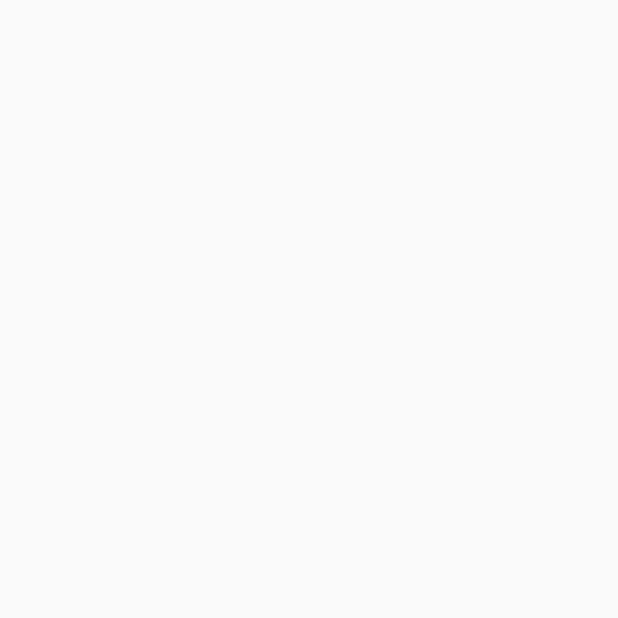
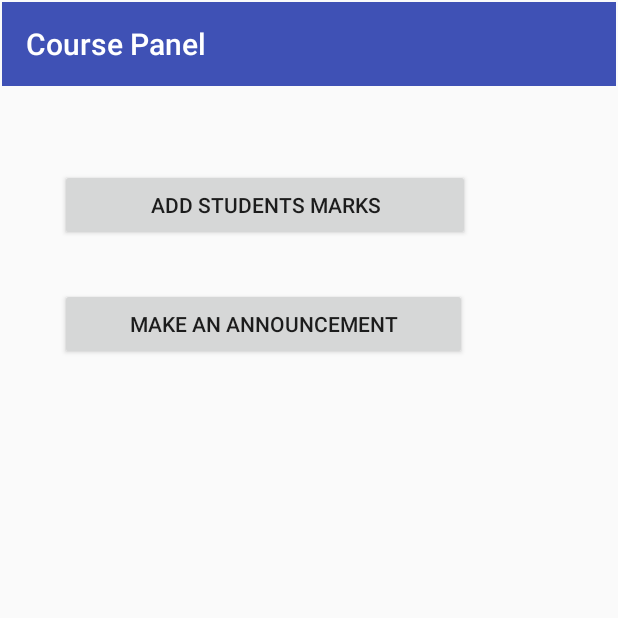
Before and after one commit to GayanMalinda99/Learning-Management-System, an Android app: the LecturerSelectedCourseActivity screen opened directly, with no data from a screen before it, on a phone screen of 412 x 824 dp, the top half of it. Before the commit the part shown is empty. Run offline under Robolectric (Android 15) with nearby library versions, the light colour scheme and no system bars.

Commit message:
Created activities for announcement and add marks

```diff
--- a/android/MyNotes/app/src/main/AndroidManifest.xml
+++ b/android/MyNotes/app/src/main/AndroidManifest.xml
@@ -13,6 +13,12 @@
         android:supportsRtl="true"
         android:theme="@style/AppTheme"
         android:usesCleartextTraffic="true">
+        <activity
+            android:name=".lecturer.AnnouncementActivity"
+            android:exported="false" />
+        <activity
+            android:name=".lecturer.AddMarksActivity"
+            android:exported="false" />
         <activity
             android:name=".lecturer.LecturerSelectedCourseActivity"
             android:exported="false" />
--- a/android/MyNotes/app/src/main/res/layout/activity_lecturer_selected_course.xml
+++ b/android/MyNotes/app/src/main/res/layout/activity_lecturer_selected_course.xml
@@ -1,7 +1,46 @@
 <?xml version="1.0" encoding="utf-8"?>
-<androidx.constraintlayout.widget.ConstraintLayout xmlns:android="http://schemas.android.com/apk/res/android"
+<RelativeLayout xmlns:android="http://schemas.android.com/apk/res/android"
     xmlns:app="http://schemas.android.com/apk/res-auto"
     xmlns:tools="http://schemas.android.com/tools"
     android:layout_width="match_parent"
     android:layout_height="match_parent"
-    tools:context=".lecturer.LecturerSelectedCourseActivity"/>
+    tools:context=".lecturer.LecturerSelectedCourseActivity">
+
+    <androidx.appcompat.widget.Toolbar
+        android:id="@+id/course_panel_toolbar"
+        android:layout_width="409dp"
+        android:layout_height="wrap_content"
+        android:layout_marginStart="1dp"
+        android:layout_marginLeft="1dp"
+        android:layout_marginTop="1dp"
+        android:layout_marginEnd="1dp"
+        android:layout_marginRight="1dp"
+        android:background="?attr/colorPrimary"
+        android:minHeight="?attr/actionBarSize"
+        android:theme="?attr/actionBarTheme"
+        app:title="Course Panel"
+        app:layout_constraintBottom_toBottomOf="parent"
+        app:layout_constraintEnd_toEndOf="parent"
+        app:layout_constraintStart_toStartOf="parent"
+        app:layout_constraintTop_toTopOf="parent" />
+
+    <Button
+        android:id="@+id/add_marks_button"
+        android:layout_width="273dp"
+        android:layout_height="wrap_content"
+        android:layout_below="@id/course_panel_toolbar"
+        android:layout_marginTop="55dp"
+        android:text="Add Students Marks"
+        android:layout_marginStart="40dp"
+        android:layout_marginLeft="40dp" />
+
+    <Button
+        android:id="@+id/announcement_button"
+        android:layout_width="271dp"
+        android:layout_height="wrap_content"
+        android:layout_below="@id/add_marks_button"
+        android:layout_marginTop="31dp"
+        android:text="Make An Announcement"
+        android:layout_marginStart="40dp"
+        android:layout_marginLeft="40dp"/>
+</RelativeLayout>
```
Also changed, not shown: android/MyNotes/app/src/main/java/com/example/mynotes/lecturer/AddMarksActivity.java (added, +16 -0 lines), android/MyNotes/app/src/main/java/com/example/mynotes/lecturer/AnnouncementActivity.java (added, +14 -0 lines), android/MyNotes/app/src/main/res/layout/activity_add_marks.xml (added, +9 -0 lines), android/MyNotes/app/src/main/res/layout/activity_announcement.xml (added, +9 -0 lines).
